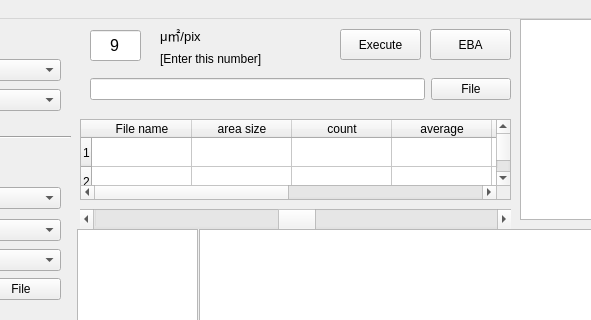
First picture: the form in pyside_blog/pygraph_Opencv.ui, repository tatabox2000/Data_science, before the edit; both pictures show x 320 to 911 and y 0 to 320 of the 1085 by 827 pixel window.
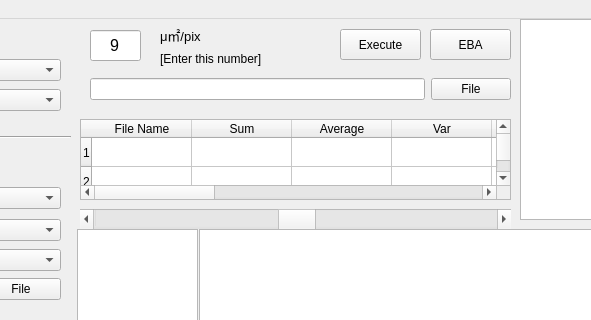
Second picture: the form after the edit. Custom widgets are drawn as their Qt base class.

```diff
--- a/pyside_blog/pygraph_Opencv.ui
+++ b/pyside_blog/pygraph_Opencv.ui
@@ -924,11 +924,14 @@
       <height>81</height>
      </rect>
     </property>
+    <property name="textElideMode">
+     <enum>Qt::ElideMiddle</enum>
+    </property>
     <property name="rowCount">
      <number>2</number>
     </property>
     <property name="columnCount">
-     <number>8</number>
+     <number>13</number>
     </property>
     <attribute name="horizontalHeaderDefaultSectionSize">
      <number>100</number>
@@ -946,32 +949,89 @@
     <row/>
     <column>
      <property name="text">
-      <string>File name</string>
+      <string>File Name</string>
      </property>
     </column>
     <column>
      <property name="text">
-      <string>area size</string>
+      <string>Sum</string>
      </property>
     </column>
     <column>
      <property name="text">
-      <string>count</string>
+      <string>Average</string>
      </property>
     </column>
     <column>
      <property name="text">
-      <string>average</string>
+      <string>Var</string>
      </property>
     </column>
     <column>
      <property name="text">
-      <string>median</string>
+      <string>Std</string>
      </property>
     </column>
+    <column>
+     <property name="text">
+      <string>Counts</string>
+     </property>
+    </column>
     <column/>
     <column/>
     <column/>
+    <column/>
+    <column/>
+    <column/>
+    <column/>
+    <item row="0" column="6">
+     <property name="text">
+      <string/>
+     </property>
+     <property name="textAlignment">
+      <set>AlignHCenter|AlignVCenter|AlignCenter</set>
+     </property>
+    </item>
+    <item row="0" column="7">
+     <property name="text">
+      <string/>
+     </property>
+     <property name="textAlignment">
+      <set>AlignHCenter|AlignVCenter|AlignCenter</set>
+     </property>
+    </item>
+    <item row="0" column="8">
+     <property name="text">
+      <string/>
+     </property>
+     <property name="textAlignment">
+      <set>AlignHCenter|AlignVCenter|AlignCenter</set>
+     </property>
+    </item>
+    <item row="1" column="6">
+     <property name="text">
+      <string/>
+     </property>
+     <property name="textAlignment">
+      <set>AlignHCenter|AlignVCenter|AlignCenter</set>
+     </property>
+    </item>
+    <item row="1" column="7">
+     <property name="text">
+      <string/>
+     </property>
+     <property name="textAlignment">
+      <set>AlignHCenter|AlignVCenter|AlignCenter</set>
+     </property>
+    </item>
+    <item row="1" column="8">
+     <property name="text">
+      <string/>
+     </property>
+     <property name="textAlignment">
+      <set>AlignHCenter|AlignVCenter|AlignCenter</set>
+     </property>
+    </item>
    </widget>
    <widget class="QLabel" name="label_18">
     <property name="geometry">
```
